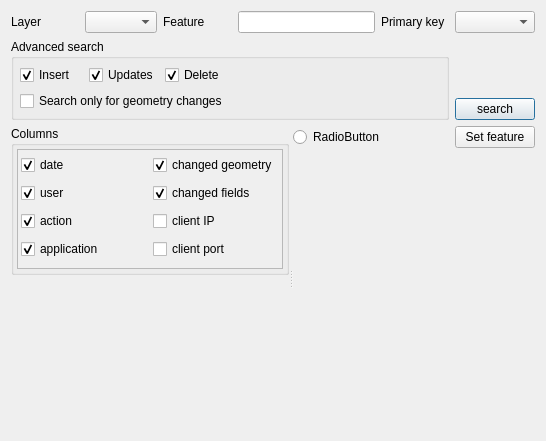
This is ui/ui_showhistory.ui in 3nids/postgres91plusauditor as Qt 5 draws it before an edit. The edited form follows.
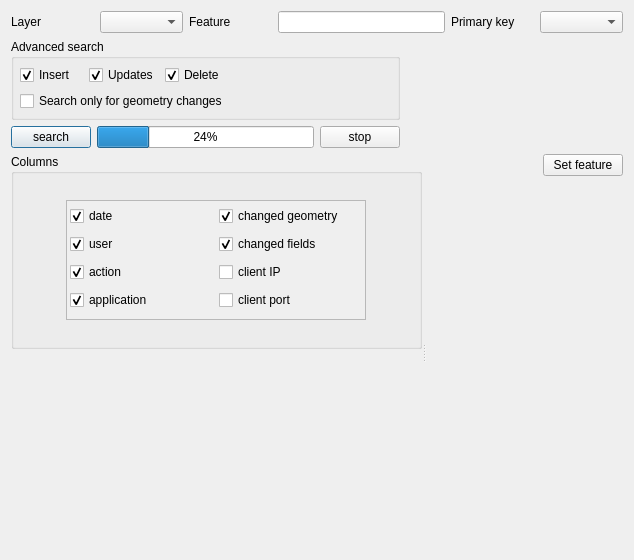
This is the edited form. Custom widgets are drawn as their Qt base class.

Commit message: search/stop/progressbar

The edit to the form file:
```diff
--- a/ui/ui_showhistory.ui
+++ b/ui/ui_showhistory.ui
@@ -6,15 +6,22 @@
    <rect>
     <x>0</x>
     <y>0</y>
-    <width>546</width>
-    <height>441</height>
+    <width>634</width>
+    <height>560</height>
    </rect>
   </property>
   <property name="windowTitle">
    <string>Postgres 91 plus Auditor :: search history</string>
   </property>
   <layout class="QGridLayout" name="gridLayout_6">
-   <item row="0" column="0">
+   <item row="2" column="1">
+    <widget class="QProgressBar" name="progressBar">
+     <property name="value">
+      <number>24</number>
+     </property>
+    </widget>
+   </item>
+   <item row="0" column="0" colspan="4">
     <widget class="QWidget" name="widget" native="true">
      <property name="sizePolicy">
       <sizepolicy hsizetype="Preferred" vsizetype="Maximum">
@@ -53,10 +60,13 @@
         </property>
        </widget>
       </item>
-      <item row="0" column="6">
+      <item row="0" column="7">
        <widget class="QComboBox" name="pkeyCombo"/>
       </item>
-      <item row="2" column="6">
+     </layout>
+    </widget>
+   </item>
+   <item row="2" column="0">
        <widget class="QPushButton" name="searchButton">
         <property name="layoutDirection">
          <enum>Qt::LeftToRight</enum>
@@ -66,24 +76,34 @@
         </property>
        </widget>
       </item>
-      <item row="1" column="6">
-       <spacer name="verticalSpacer">
+   <item row="2" column="2">
+    <widget class="QPushButton" name="stopButton">
+     <property name="text">
+      <string>stop</string>
+     </property>
+    </widget>
+   </item>
+   <item row="2" column="3">
+    <spacer name="horizontalSpacer_3">
         <property name="orientation">
-         <enum>Qt::Vertical</enum>
-        </property>
-        <property name="sizeType">
-         <enum>QSizePolicy::Minimum</enum>
+      <enum>Qt::Horizontal</enum>
         </property>
         <property name="sizeHint" stdset="0">
          <size>
-          <width>20</width>
-          <height>0</height>
+       <width>40</width>
+       <height>20</height>
          </size>
         </property>
        </spacer>
       </item>
-      <item row="1" column="0" rowspan="2" colspan="6">
+   <item row="1" column="0" colspan="3">
        <widget class="QgsCollapsibleGroupBoxBasic" name="groupBox_2">
+     <property name="sizePolicy">
+      <sizepolicy hsizetype="Preferred" vsizetype="Maximum">
+       <horstretch>0</horstretch>
+       <verstretch>0</verstretch>
+      </sizepolicy>
+     </property>
         <property name="title">
          <string>Advanced search</string>
         </property>
@@ -137,7 +157,7 @@
            </property>
           </widget>
          </item>
-         <item row="0" column="3">
+      <item row="0" column="3" rowspan="2">
           <spacer name="horizontalSpacer_2">
            <property name="orientation">
             <enum>Qt::Horizontal</enum>
@@ -153,14 +173,8 @@
         </layout>
        </widget>
       </item>
-     </layout>
-    </widget>
-   </item>
-   <item row="3" column="0">
+   <item row="4" column="0" colspan="4">
     <widget class="QSplitter" name="splitter">
-     <property name="orientation">
-      <enum>Qt::Horizontal</enum>
-     </property>
      <widget class="QWidget" name="historyPanel" native="true">
       <layout class="QGridLayout" name="gridLayout_4">
        <property name="margin">
@@ -168,9 +182,18 @@
        </property>
        <item row="2" column="0">
         <widget class="QgsCollapsibleGroupBoxBasic" name="groupBox">
+         <property name="sizePolicy">
+          <sizepolicy hsizetype="Preferred" vsizetype="Preferred">
+           <horstretch>0</horstretch>
+           <verstretch>0</verstretch>
+          </sizepolicy>
+         </property>
          <property name="title">
           <string>Columns</string>
          </property>
+         <property name="checkable">
+          <bool>false</bool>
+         </property>
          <property name="collapsed" stdset="0">
           <bool>true</bool>
          </property>
@@ -186,18 +209,33 @@
               <verstretch>0</verstretch>
              </sizepolicy>
             </property>
+            <property name="maximumSize">
+             <size>
+              <width>300</width>
+              <height>120</height>
+             </size>
+            </property>
             <property name="widgetResizable">
              <bool>true</bool>
             </property>
+            <property name="alignment">
+             <set>Qt::AlignLeading|Qt::AlignLeft|Qt::AlignTop</set>
+            </property>
             <widget class="QWidget" name="scrollAreaWidgetContents">
              <property name="geometry">
               <rect>
                <x>0</x>
                <y>0</y>
-               <width>274</width>
-               <height>112</height>
+               <width>298</width>
+               <height>118</height>
               </rect>
              </property>
+             <property name="sizePolicy">
+              <sizepolicy hsizetype="Preferred" vsizetype="Preferred">
+               <horstretch>0</horstretch>
+               <verstretch>0</verstretch>
+              </sizepolicy>
+             </property>
              <layout class="QGridLayout" name="gridLayout_9">
               <property name="margin">
                <number>3</number>
@@ -334,13 +372,6 @@
          </layout>
         </widget>
        </item>
-       <item row="0" column="0">
-        <widget class="QRadioButton" name="radioButton">
-         <property name="text">
-          <string>RadioButton</string>
-         </property>
-        </widget>
-       </item>
       </layout>
      </widget>
     </widget>
```
Lines whose indentation alone changed are shown as unchanged. The commit also changes 7 other files.
